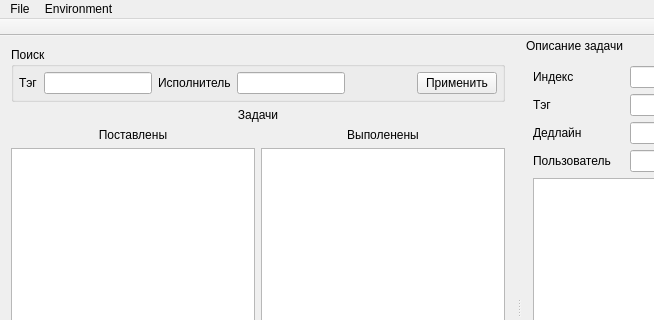
First picture: the form in app/LightTaskManager/views/mainwindow.ui, repository moevm/gui-1h2018-06, before the edit; both pictures show x 0 to 654 and y 0 to 320 of the 800 by 600 pixel window.
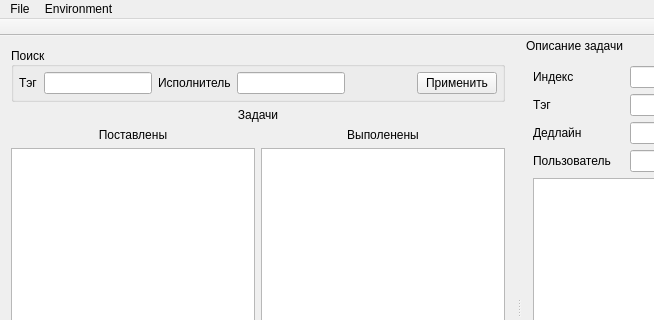
Second picture: the form after the edit. Icons and pictures are not drawn. Custom widgets are drawn as their Qt base class.

Commit message: Индекс задачи больше нельзя сменить

```diff
--- a/app/LightTaskManager/views/mainwindow.ui
+++ b/app/LightTaskManager/views/mainwindow.ui
@@ -168,6 +168,12 @@
       <property name="title">
        <string>Поиск</string>
       </property>
+      <property name="alignment">
+       <set>Qt::AlignLeading|Qt::AlignLeft|Qt::AlignVCenter</set>
+      </property>
+      <property name="flat">
+       <bool>false</bool>
+      </property>
       <layout class="QHBoxLayout" name="horizontalLayout_2">
        <property name="leftMargin">
         <number>5</number>
```
The commit also changes 1 other file.
